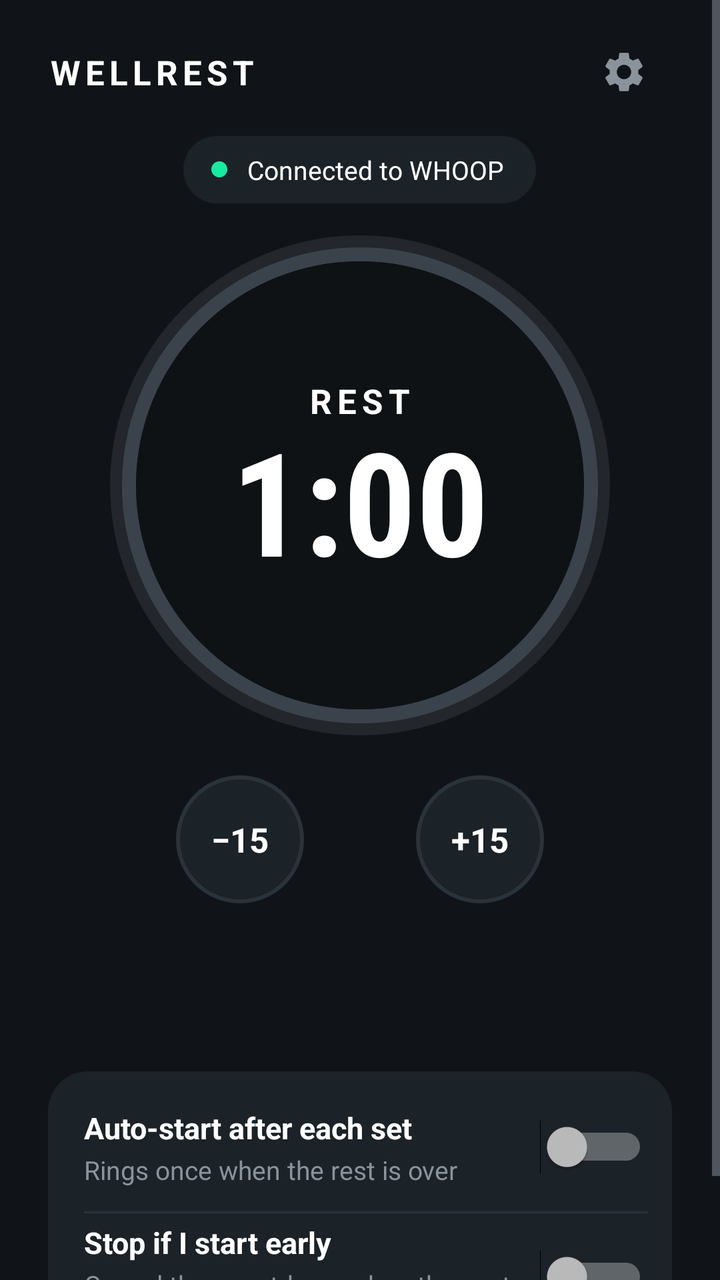
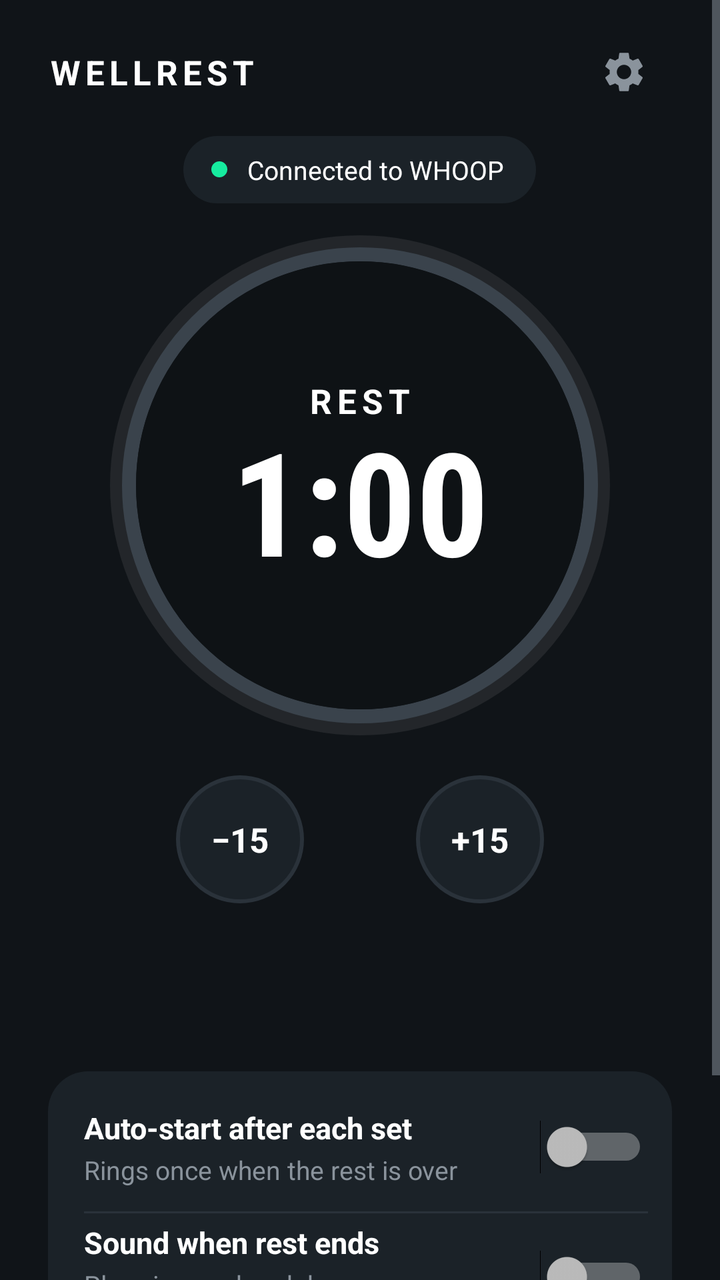

Two renders of the same Android screen: before a commit and after it. Below are the layout's source before the change and the commit's diff.
<!-- AndroidManifest.xml: application theme Theme.WellRest -->
<!-- res/layout/activity_main.xml -->
<?xml version="1.0" encoding="utf-8"?>
<ScrollView xmlns:android="http://schemas.android.com/apk/res/android"
    android:id="@+id/scroll"
    android:layout_width="match_parent"
    android:layout_height="match_parent"
    android:fillViewport="true"
    android:overScrollMode="never">

    <LinearLayout
        android:id="@+id/content"
        android:layout_width="match_parent"
        android:layout_height="wrap_content"
        android:orientation="vertical"
        android:paddingStart="24dp"
        android:paddingEnd="24dp"
        android:paddingTop="12dp"
        android:paddingBottom="20dp">

        
        <LinearLayout
            android:layout_width="match_parent"
            android:layout_height="48dp"
            android:gravity="center_vertical"
            android:orientation="horizontal">

            <TextView
                android:layout_width="0dp"
                android:layout_height="wrap_content"
                android:layout_weight="1"
                android:letterSpacing="0.14"
                android:text="WELLREST"
                android:textColor="@color/text"
                android:textSize="17sp"
                android:textStyle="bold" />

            <ImageButton
                android:id="@+id/settings"
                android:layout_width="48dp"
                android:layout_height="48dp"
                android:background="?android:attr/selectableItemBackgroundBorderless"
                android:contentDescription="Settings"
                android:src="@drawable/ic_settings" />
        </LinearLayout>

        
        <LinearLayout
            android:id="@+id/status"
            android:layout_width="wrap_content"
            android:layout_height="wrap_content"
            android:layout_gravity="center_horizontal"
            android:layout_marginTop="8dp"
            android:background="@drawable/bg_pill"
            android:gravity="center_vertical"
            android:orientation="horizontal"
            android:paddingStart="14dp"
            android:paddingTop="8dp"
            android:paddingEnd="16dp"
            android:paddingBottom="8dp">

            <View
                android:id="@+id/statusDot"
                android:layout_width="8dp"
                android:layout_height="8dp"
                android:background="@drawable/bg_dot" />

            <TextView
                android:id="@+id/statusText"
                android:layout_width="wrap_content"
                android:layout_height="wrap_content"
                android:layout_marginStart="10dp"
                android:text="Connected to WHOOP"
                android:textColor="@color/text"
                android:textSize="13sp" />
        </LinearLayout>

        <Space
            android:layout_width="match_parent"
            android:layout_height="0dp"
            android:layout_weight="1"
            android:minHeight="16dp" />

        
        <FrameLayout
            android:layout_width="250dp"
            android:layout_height="250dp"
            android:layout_gravity="center_horizontal"
            android:background="@drawable/bg_ring">

            <LinearLayout
                android:layout_width="wrap_content"
                android:layout_height="wrap_content"
                android:layout_gravity="center"
                android:gravity="center_horizontal"
                android:orientation="vertical">

                <TextView
                    android:layout_width="wrap_content"
                    android:layout_height="wrap_content"
                    android:letterSpacing="0.16"
                    android:text="REST"
                    android:textColor="@color/text"
                    android:textSize="17sp"
                    android:textStyle="bold" />

                <TextView
                    android:id="@+id/time"
                    android:layout_width="wrap_content"
                    android:layout_height="wrap_content"
                    android:fontFamily="sans-serif-condensed"
                    android:includeFontPadding="false"
                    android:text="1:00"
                    android:textColor="@color/text"
                    android:textSize="72sp"
                    android:textStyle="bold" />
            </LinearLayout>
        </FrameLayout>

        
        <LinearLayout
            android:layout_width="wrap_content"
            android:layout_height="wrap_content"
            android:layout_gravity="center_horizontal"
            android:layout_marginTop="20dp"
            android:orientation="horizontal">

            <TextView
                android:id="@+id/minus"
                android:layout_width="64dp"
                android:layout_height="64dp"
                android:background="@drawable/bg_round_btn"
                android:contentDescription="Minus 15 seconds"
                android:gravity="center"
                android:text="−15"
                android:textColor="@color/text"
                android:textSize="17sp"
                android:textStyle="bold" />

            <Space
                android:layout_width="56dp"
                android:layout_height="1dp" />

            <TextView
                android:id="@+id/plus"
                android:layout_width="64dp"
                android:layout_height="64dp"
                android:background="@drawable/bg_round_btn"
                android:contentDescription="Plus 15 seconds"
                android:gravity="center"
                android:text="+15"
                android:textColor="@color/text"
                android:textSize="17sp"
                android:textStyle="bold" />
        </LinearLayout>

        
        <LinearLayout
            android:id="@+id/presets"
            android:layout_width="match_parent"
            android:layout_height="40dp"
            android:layout_marginTop="24dp"
            android:orientation="horizontal" />

        <Space
            android:layout_width="match_parent"
            android:layout_height="0dp"
            android:layout_weight="1"
            android:minHeight="20dp" />

        
        <LinearLayout
            android:layout_width="match_parent"
            android:layout_height="wrap_content"
            android:background="@drawable/bg_card"
            android:orientation="vertical"
            android:paddingStart="18dp"
            android:paddingTop="6dp"
            android:paddingEnd="12dp"
            android:paddingBottom="6dp">

            <LinearLayout
                android:id="@+id/rowAuto"
                android:layout_width="match_parent"
                android:layout_height="wrap_content"
                android:gravity="center_vertical"
                android:minHeight="64dp"
                android:orientation="horizontal">

                <LinearLayout
                    android:layout_width="0dp"
                    android:layout_height="wrap_content"
                    android:layout_weight="1"
                    android:orientation="vertical">

                    <TextView
                        android:layout_width="wrap_content"
                        android:layout_height="wrap_content"
                        android:text="Auto-start after each set"
                        android:textColor="@color/text"
                        android:textSize="15sp"
                        android:textStyle="bold" />

                    <TextView
                        android:layout_width="wrap_content"
                        android:layout_height="wrap_content"
                        android:layout_marginTop="2dp"
                        android:text="Rings once when the rest is over"
                        android:textColor="@color/text_dim"
                        android:textSize="13sp" />
                </LinearLayout>

                <Switch
                    android:id="@+id/swAuto"
                    android:layout_width="wrap_content"
                    android:layout_height="wrap_content" />
            </LinearLayout>

            <View
                android:layout_width="match_parent"
                android:layout_height="1dp"
                android:background="@color/card_stroke" />

            <LinearLayout
                android:id="@+id/rowCancel"
                android:layout_width="match_parent"
                android:layout_height="wrap_content"
                android:gravity="center_vertical"
                android:minHeight="64dp"
                android:orientation="horizontal">

                <LinearLayout
                    android:layout_width="0dp"
                    android:layout_height="wrap_content"
                    android:layout_weight="1"
                    android:orientation="vertical">

                    <TextView
                        android:layout_width="wrap_content"
                        android:layout_height="wrap_content"
                        android:text="Stop if I start early"
                        android:textColor="@color/text"
                        android:textSize="15sp"
                        android:textStyle="bold" />

                    <TextView
                        android:layout_width="wrap_content"
                        android:layout_height="wrap_content"
                        android:layout_marginTop="2dp"
                        android:text="Cancel the countdown when the next set starts"
                        android:textColor="@color/text_dim"
                        android:textSize="13sp" />
                </LinearLayout>

                <Switch
                    android:id="@+id/swCancel"
                    android:layout_width="wrap_content"
                    android:layout_height="wrap_content" />
            </LinearLayout>
        </LinearLayout>
    </LinearLayout>
</ScrollView>
<!-- resources referenced by this layout -->
<resources>
  <color name="card_stroke">#FF2A323A</color>
  <color name="text">#FFFFFFFF</color>
  <color name="text_dim">#FF8A939C</color>
  <!-- drawable bg_card (drawable) -->
  <shape xmlns:android="http://schemas.android.com/apk/res/android">
      <solid android:color="@color/card" />
      <corners android:radius="20dp" />
  </shape>
  <!-- drawable bg_dot (drawable) -->
  <shape xmlns:android="http://schemas.android.com/apk/res/android" android:shape="oval">
      <solid android:color="@color/green" />
  </shape>
  <!-- drawable bg_pill (drawable) -->
  <shape xmlns:android="http://schemas.android.com/apk/res/android">
      <solid android:color="@color/card" />
      <corners android:radius="100dp" />
  </shape>
  <!-- drawable bg_ring (drawable) -->
  <layer-list xmlns:android="http://schemas.android.com/apk/res/android">
      <item>
          <shape android:shape="oval">
              <solid android:color="#14FFFFFF" />
          </shape>
      </item>
      <item android:bottom="6dp" android:left="6dp" android:right="6dp" android:top="6dp">
          <shape android:shape="oval">
              <solid android:color="#FF151A1F" />
              <stroke android:width="7dp" android:color="@color/ring" />
          </shape>
      </item>
      <item android:bottom="13dp" android:left="13dp" android:right="13dp" android:top="13dp">
          <shape android:shape="oval">
              <solid android:color="#FF0E1215" />
          </shape>
      </item>
  </layer-list>
  <!-- drawable bg_round_btn (drawable) -->
  <selector xmlns:android="http://schemas.android.com/apk/res/android">
      <item android:state_pressed="true">
          <shape android:shape="oval">
              <solid android:color="@color/green_dark" />
              <stroke android:width="2dp" android:color="@color/green" />
          </shape>
      </item>
      <item>
          <shape android:shape="oval">
              <solid android:color="@color/card" />
              <stroke android:width="2dp" android:color="@color/card_stroke" />
          </shape>
      </item>
  </selector>
  <style name="Theme.WellRest" parent="android:Theme.Material.NoActionBar">
          <item name="android:windowBackground">@color/bg</item>
          <item name="android:colorBackground">@color/bg</item>
          <item name="android:colorAccent">@color/green</item>
          <item name="android:colorControlActivated">@color/green</item>
          <item name="android:colorControlNormal">@color/text_dim</item>
          <item name="android:textColorPrimary">@color/text</item>
          <item name="android:textColorSecondary">@color/text_dim</item>
          <item name="android:statusBarColor">@android:color/transparent</item>
          <item name="android:navigationBarColor">@android:color/transparent</item>
          <item name="android:windowLightStatusBar">false</item>
      </style>
  <color name="card">#FF1B2228</color>
  <color name="green">#FF16EC9F</color>
  <color name="ring">#FF3A434C</color>
  <color name="green_dark">#FF0B3D2C</color>
  <color name="bg">#FF101418</color>
  <!-- unchanged entries left out for length: 1 -->
</resources>

<!-- the commit's change to res/layout/activity_main.xml (unified diff, before → after) -->
@@ -220,6 +220,48 @@
                 android:background="@color/card_stroke" />
 
             <LinearLayout
+                android:id="@+id/rowSound"
+                android:layout_width="match_parent"
+                android:layout_height="wrap_content"
+                android:gravity="center_vertical"
+                android:minHeight="64dp"
+                android:orientation="horizontal">
+
+                <LinearLayout
+                    android:layout_width="0dp"
+                    android:layout_height="wrap_content"
+                    android:layout_weight="1"
+                    android:orientation="vertical">
+
+                    <TextView
+                        android:layout_width="wrap_content"
+                        android:layout_height="wrap_content"
+                        android:text="Sound when rest ends"
+                        android:textColor="@color/text"
+                        android:textSize="15sp"
+                        android:textStyle="bold" />
+
+                    <TextView
+                        android:layout_width="wrap_content"
+                        android:layout_height="wrap_content"
+                        android:layout_marginTop="2dp"
+                        android:text="Plays in your headphones, even on vibrate"
+                        android:textColor="@color/text_dim"
+                        android:textSize="13sp" />
+                </LinearLayout>
+
+                <Switch
+                    android:id="@+id/swSound"
+                    android:layout_width="wrap_content"
+                    android:layout_height="wrap_content" />
+            </LinearLayout>
+
+            <View
+                android:layout_width="match_parent"
+                android:layout_height="1dp"
+                android:background="@color/card_stroke" />
+
+            <LinearLayout
                 android:id="@+id/rowCancel"
                 android:layout_width="match_parent"
                 android:layout_height="wrap_content"
